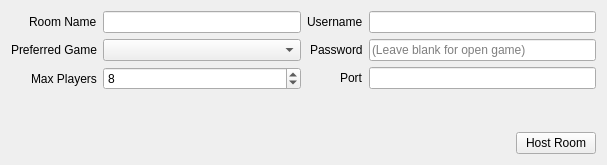
Qt form src/citra_qt/multiplayer/host_room.ui (grimtnt/citra) before a commit.
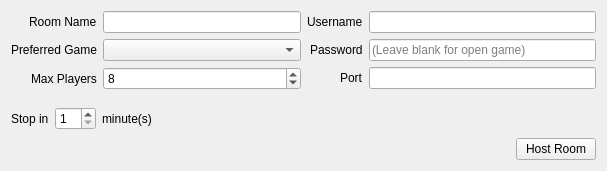
The same form after that commit.

Commit message: multiplayer: add the option to stop the room after a few minutes

Diff of the .ui file:
```diff
--- a/src/citra_qt/multiplayer/host_room.ui
+++ b/src/citra_qt/multiplayer/host_room.ui
@@ -7,7 +7,7 @@
     <x>0</x>
     <y>0</y>
     <width>607</width>
-    <height>165</height>
+    <height>171</height>
    </rect>
   </property>
   <property name="windowTitle">
@@ -131,6 +131,47 @@
      </layout>
     </widget>
    </item>
+   <item>
+    <layout class="QHBoxLayout" name="horizontalLayout_2">
+     <item>
+      <widget class="QLabel" name="label_7">
+       <property name="text">
+        <string>Stop in</string>
+       </property>
+      </widget>
+     </item>
+     <item>
+      <widget class="QSpinBox" name="minutes_spinbox">
+       <property name="minimum">
+        <number>1</number>
+       </property>
+       <property name="maximum">
+        <number>60</number>
+       </property>
+      </widget>
+     </item>
+     <item>
+      <widget class="QLabel" name="label_8">
+       <property name="text">
+        <string>minute(s)</string>
+       </property>
+      </widget>
+     </item>
+     <item>
+      <spacer name="horizontalSpacer_2">
+       <property name="orientation">
+        <enum>Qt::Horizontal</enum>
+       </property>
+       <property name="sizeHint" stdset="0">
+        <size>
+         <width>40</width>
+         <height>20</height>
+        </size>
+       </property>
+      </spacer>
+     </item>
+    </layout>
+   </item>
    <item>
     <layout class="QHBoxLayout" name="horizontalLayout">
      <property name="rightMargin">
```
The commit also changes 2 other files.
